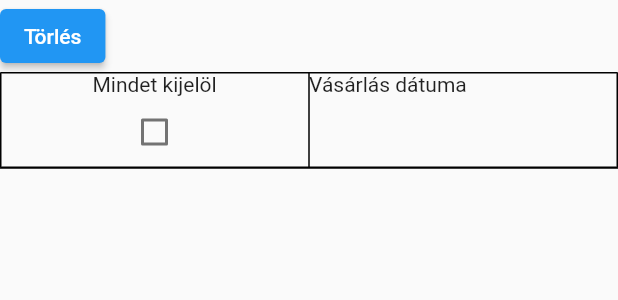
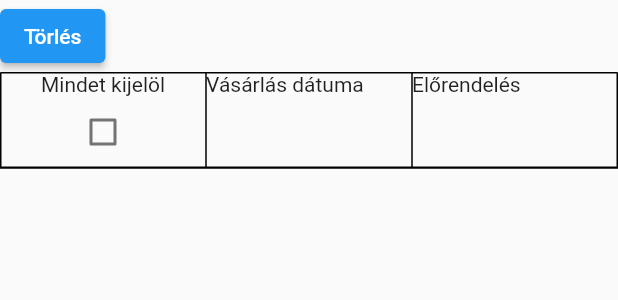
Before and after one commit to BulcsuFarmasi/cashier, a Flutter app: the AllSalesTable widget shown alone on an empty page, opened directly with empty values, on a phone screen of 412 x 824 dp. Shown: the top 300 px of the screen. Run offline on Flutter 3.47's test engine with Material 2 defaults, Android fonts, the phone set to English and light mode, and no system bars; our stand-ins replace cloud_firestore, firebase_core, flutter_riverpod, freezed_annotation, riverpod; accounts and stored records are empty; generated files the repository leaves out were written again.

Commit message:
restructure table and and product summary

```diff
--- a/lib/features/sale/all_sales/view/widgets/all_sales_table.dart
+++ b/lib/features/sale/all_sales/view/widgets/all_sales_table.dart
@@ -1,5 +1,7 @@
 import 'package:cashier/features/sale/all_sales/controller/all_sales_page_state_notifier.dart';
+import 'package:cashier/features/sale/data/currency.dart';
 import 'package:cashier/features/sale/data/currency_payment_method_tuple.dart';
+import 'package:cashier/features/sale/data/product.dart';
 import 'package:cashier/features/sale/data/sale.dart';
 import 'package:cashier/features/sale/data/sales_report.dart';
 import 'package:flutter/material.dart';
@@ -17,6 +19,96 @@ class AllSalesTable extends ConsumerStatefulWidget {
 class _AllSalesTableState extends ConsumerState<AllSalesTable> {
   List<String> _markedSaleIds = [];
   bool _allSalesMarked = false;
+
+  TableRow _buildTableHeader() {
+    return TableRow(
+      children: [
+        Column(
+          children: [
+            const Text('Mindet kijelöl'),
+            Checkbox(value: _allSalesMarked, onChanged: _markAllSales),
+          ],
+        ),
+        const Text('Vásárlás dátuma'),
+        for (Product product in widget.salesReport.products) ...[
+          Text('${product.name} (db)'),
+          for (Currency currency in Currency.values) Text('${product.name} (${currency.name})')
+        ],
+        const Text('Előrendelés'),
+        ...widget.salesReport.currencyPaymentMethods
+            .map((CurrencyPaymentMethodTuple currencyPaymentMethod) =>
+                Text('Végösszeg (${currencyPaymentMethod.currency.name}, ${currencyPaymentMethod.paymentMethod.name})'))
+            .toList(),
+        ...widget.salesReport.currencyPaymentMethods
+            .map((CurrencyPaymentMethodTuple currencyPaymentMethod) => Text(
+                'Kedvezmémy (${currencyPaymentMethod.currency.name}, ${currencyPaymentMethod.paymentMethod.name})'))
+            .toList(),
+        ...widget.salesReport.currencyPaymentMethods
+            .map((CurrencyPaymentMethodTuple currencyPaymentMethod) =>
+                Text('Vásárlás (${currencyPaymentMethod.currency.name}, ${currencyPaymentMethod.paymentMethod.name})'))
+            .toList()
+      ],
+    );
+  }
+
+  TableRow _buildTableRow(Sale sale) {
+    return TableRow(
+      children: [
+        Checkbox(
+            onChanged: (bool? checked) {
+              _markSale(checked, sale.id!);
+            },
+            value: _markedSaleIds.contains(sale.id)),
+        Text('${sale.date}'),
+        for (Product product in widget.salesReport.products) ...[
+          Text('${sale.itemsByProductId![product.id]!.amount}'),
+          for (Currency currency in Currency.values)
+            Text(currency == sale.currency ? '${sale.itemsByProductId![product.id]!.prices[currency]}' : ''),
+        ],
+        Text(sale.preOrder != null && sale.preOrder! ? 'Igen' : 'Nem'),
+        ...widget.salesReport.currencyPaymentMethods.map(
+          (CurrencyPaymentMethodTuple currencyPaymentMethodTuple) => Text(
+              currencyPaymentMethodTuple.currency == sale.currency &&
+                      currencyPaymentMethodTuple.paymentMethod == sale.paymentMethod
+                  ? '${sale.sums![sale.currency]}'
+                  : ''),
+        ),
+        ...widget.salesReport.currencyPaymentMethods.map(
+          (CurrencyPaymentMethodTuple currencyPaymentMethodTuple) => Text(
+              currencyPaymentMethodTuple.currency == sale.currency &&
+                      currencyPaymentMethodTuple.paymentMethod == sale.paymentMethod &&
+                      sale.discounts?[sale.currency] != null
+                  ? '${sale.discounts![sale.currency]}'
+                  : ''),
+        ),
+        ...widget.salesReport.currencyPaymentMethods
+            .map((CurrencyPaymentMethodTuple currencyPaymentMethod) => Text(
+                sale.currency == currencyPaymentMethod.currency &&
+                        sale.paymentMethod == currencyPaymentMethod.paymentMethod
+                    ? '1'
+                    : ''))
+            .toList()
+      ],
+    );
+  }
+
+  TableRow _buildSummaryRow() {
+    return TableRow(
+      children: [
+        Container(),
+        Container(),
+        for (Product product in widget.salesReport.products) ...[
+          Text('${widget.salesReport.salesSummary.productSummaries[product.id]!.amount}'),
+          for (Currency currency in Currency.values)
+            Text('${widget.salesReport.salesSummary.productSummaries[product.id]!.prices[currency]}'),
+        ],
+        Container(),
+        ...widget.salesReport.salesSummary.sums.values.map((double sum) => Text('$sum')).toList(),
+        ...widget.salesReport.salesSummary.discounts.values.map((double discount) => Text('$discount')).toList(),
+        ...widget.salesReport.salesSummary.amounts.values.map((int amount) => Text('$amount')).toList(),
+      ],
+    );
+  }
 
   void _deleteSales() {
     showDialog(
@@ -67,6 +159,7 @@ class _AllSalesTableState extends ConsumerState<AllSalesTable> {
       } else {
         _markedSaleIds.remove(saleId);
       }
+      _allSalesMarked = _markedSaleIds.length == widget.salesReport.sales.length;
     });
   }
 
@@ -79,73 +172,9 @@ class _AllSalesTableState extends ConsumerState<AllSalesTable> {
         Table(
           border: TableBorder.all(),
           children: [
-            TableRow(
-              children: [
-                Column(
-                  children: [
-                    const Text('Mindet kijelöl'),
-                    Checkbox(value: _allSalesMarked, onChanged: _markAllSales),
-                  ],
-                ),
-                const Text('Vásárlás dátuma'),
-                ...widget.salesReport.currencyPaymentMethods
-                    .map((CurrencyPaymentMethodTuple currencyPaymentMethod) => Text(
-                        'Végösszeg (${currencyPaymentMethod.currency.name}, ${currencyPaymentMethod.paymentMethod.name})'))
-                    .toList(),
-                ...widget.salesReport.currencyPaymentMethods
-                    .map((CurrencyPaymentMethodTuple currencyPaymentMethod) => Text(
-                    'Kedvezmémy (${currencyPaymentMethod.currency.name}, ${currencyPaymentMethod.paymentMethod.name})'))
-                    .toList(),
-                ...widget.salesReport.currencyPaymentMethods
-                    .map((CurrencyPaymentMethodTuple currencyPaymentMethod) => Text(
-                        'Vásárlás (${currencyPaymentMethod.currency.name}, ${currencyPaymentMethod.paymentMethod.name})'))
-                    .toList()
-              ],
-            ),
-            ...widget.salesReport.sales
-                .map(
-                  (Sale sale) => TableRow(
-                    children: [
-                      Checkbox(
-                          onChanged: (bool? checked) {
-                            _markSale(checked, sale.id!);
-                          },
-                          value: _markedSaleIds.contains(sale.id)),
-                      Text('${sale.date}'),
-                      ...widget.salesReport.currencyPaymentMethods.map(
-                        (CurrencyPaymentMethodTuple currencyPaymentMethodTuple) => Text(
-                            currencyPaymentMethodTuple.currency == sale.currency &&
-                                    currencyPaymentMethodTuple.paymentMethod == sale.paymentMethod
-                                ? '${sale.sums![sale.currency]}'
-                                : ''),
-                      ),
-                      ...widget.salesReport.currencyPaymentMethods.map(
-                            (CurrencyPaymentMethodTuple currencyPaymentMethodTuple) => Text(
-                            currencyPaymentMethodTuple.currency == sale.currency &&
-                                currencyPaymentMethodTuple.paymentMethod == sale.paymentMethod
-                                ? '${sale.discounts![sale.currency]}'
-                                : ''),
-                      ),
-                      ...widget.salesReport.currencyPaymentMethods
-                          .map((CurrencyPaymentMethodTuple currencyPaymentMethod) => Text(
-                              sale.currency == currencyPaymentMethod.currency &&
-                                      sale.paymentMethod == currencyPaymentMethod.paymentMethod
-                                  ? '1'
-                                  : ''))
-                          .toList()
-                    ],
-                  ),
-                )
-                .toList(),
-            TableRow(
-              children: [
-                Container(),
-                Container(),
-                ...widget.salesReport.salesSummary.sums.values.map((double sum) => Text('$sum')).toList(),
-                ...widget.salesReport.salesSummary.discounts.values.map((double discount) => Text('$discount')).toList(),
-                ...widget.salesReport.salesSummary.amounts.values.map((int amount) => Text('$amount')).toList(),
-              ],
-            ),
+            _buildTableHeader(),
+            ...widget.salesReport.sales.map(_buildTableRow).toList(),
+            _buildSummaryRow(),
           ],
         ),
       ],
--- a/lib/features/sale/data/sale.dart
+++ b/lib/features/sale/data/sale.dart
@@ -15,6 +15,7 @@ class Sale with _$Sale {
       DateTime? date,
       Currency? currency,
       List<SaleItem>? items,
+      Map<String, SaleItem>? itemsByProductId,
       Map<Currency, double>? sums,
       bool? preOrder,
       Map<Currency, double>? discounts}) = _Sale;
--- a/lib/features/sale/data/sales_report.dart
+++ b/lib/features/sale/data/sales_report.dart
@@ -1,4 +1,5 @@
 import 'package:cashier/features/sale/data/currency_payment_method_tuple.dart';
+import 'package:cashier/features/sale/data/product.dart';
 import 'package:cashier/features/sale/data/sale.dart';
 import 'package:cashier/features/sale/data/sales_summary.dart';
 import 'package:freezed_annotation/freezed_annotation.dart';
@@ -7,5 +8,5 @@ part 'sales_report.freezed.dart';
 
 @freezed
 class SalesReport with _$SalesReport {
-  const factory SalesReport(List<Sale> sales, SalesSummary salesSummary, List<CurrencyPaymentMethodTuple> currencyPaymentMethods) = _SalesReport;
+  const factory SalesReport(List<Sale> sales, List<Product> products, SalesSummary salesSummary, List<CurrencyPaymentMethodTuple> currencyPaymentMethods) = _SalesReport;
 }
--- a/lib/features/sale/data/sales_summary.dart
+++ b/lib/features/sale/data/sales_summary.dart
@@ -1,4 +1,5 @@
 import 'package:cashier/features/sale/data/currency_payment_method_tuple.dart';
+import 'package:cashier/features/sale/data/product_summary.dart';
 import 'package:freezed_annotation/freezed_annotation.dart';
 
 part 'sales_summary.freezed.dart';
@@ -6,6 +7,7 @@ part 'sales_summary.freezed.dart';
 @freezed
 class SalesSummary with _$SalesSummary {
   const factory SalesSummary({
+    required Map<String, ProductSummary> productSummaries,
     required Map<CurrencyPaymentMethodTuple, double> sums,
     required Map<CurrencyPaymentMethodTuple, double> discounts,
     required Map<CurrencyPaymentMethodTuple, int> amounts,
--- a/lib/features/sale/service/currency_payment_method_service.dart
+++ b/lib/features/sale/service/currency_payment_method_service.dart
@@ -9,7 +9,7 @@ final Provider<CurrencyPaymentMethodService> currencyPaymentMethodProvider =
 class CurrencyPaymentMethodService {
   List<CurrencyPaymentMethodTuple>? _currencyPaymentMethods;
 
-  List<CurrencyPaymentMethodTuple> get currencyPaymentMethod {
+  List<CurrencyPaymentMethodTuple> get currencyPaymentMethods {
     if (_currencyPaymentMethods == null) {
       _currencyPaymentMethods = [];
       for (Currency currency in Currency.values) {
```
Also changed, not shown: lib/features/sale/all_sales/model/all_sales_repository.dart (+54 -19 lines), lib/features/sale/data/product_summary.dart (added, +12 -0 lines).
